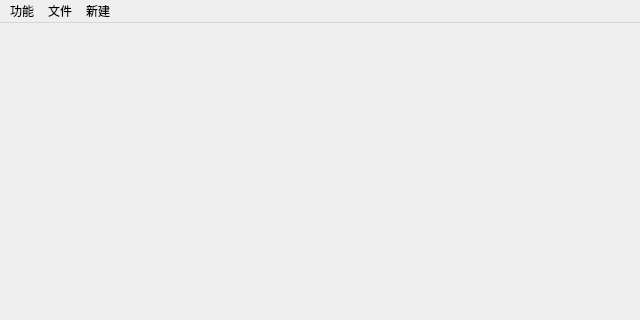
This is UI_ModelWindow.ui in SoHardToMakeAName/LEGOTorch as Qt 5 draws it before an edit; both pictures show x 0 to 640 and y 0 to 320 of the 640 by 480 pixel window. The edited form follows.
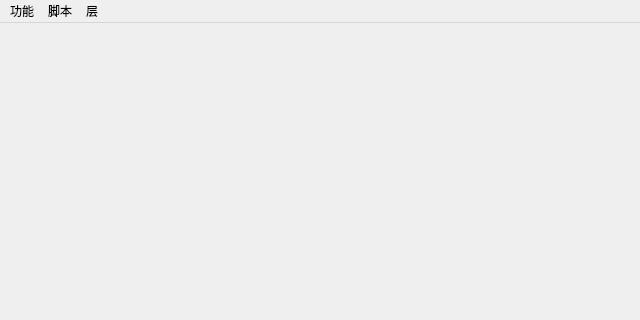
This is the edited form.

The edit to the form file:
```diff
--- a/UI_ModelWindow.ui
+++ b/UI_ModelWindow.ui
@@ -32,14 +32,14 @@
    </widget>
    <widget class="QMenu" name="FileSet">
     <property name="title">
-     <string>文件</string>
+     <string>脚本</string>
     </property>
     <addaction name="InportFile"/>
     <addaction name="ExportFile"/>
    </widget>
    <widget class="QMenu" name="Add">
     <property name="title">
-     <string>新建</string>
+     <string>层</string>
     </property>
     <addaction name="AddLayer"/>
     <addaction name="AddModel"/>
```
Left out of the diff: 10 changed lines with no effect on the pictures.
